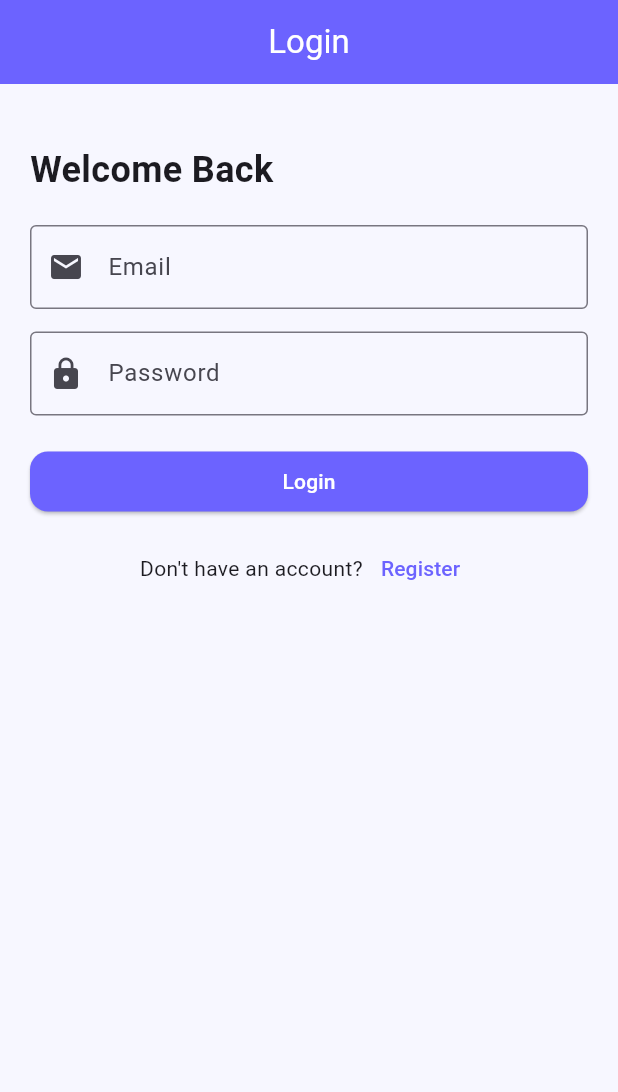
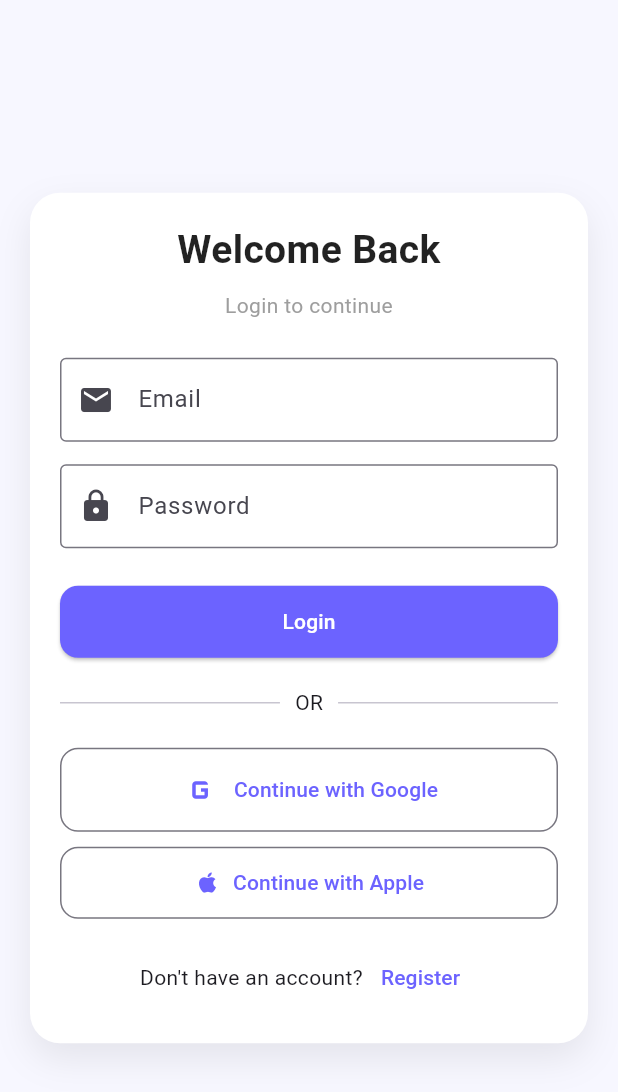
Before and after one commit to InsanNiaCahayaPutri/Implementasi-Wireframe-Part1, a Flutter app: the screen it shows after launch, on a phone screen of 412 x 824 dp. Shown: the top 1092 px of the screen. Run offline on Flutter 3.47's test engine with Material 3 defaults, Android fonts, the phone set to English and light mode, and no system bars; our stand-ins replace fl_chart.

Commit message:
ubah layout login & register sementara

```diff
--- a/money_tracker_insan/lib/screens/login_screen.dart
+++ b/money_tracker_insan/lib/screens/login_screen.dart
@@ -11,28 +11,55 @@ class LoginScreen extends StatelessWidget {
   @override
   Widget build(BuildContext context) {
     return Scaffold(
-      appBar: AppBar(title: const Text("Login"), centerTitle: true),
+      backgroundColor: const Color(0xFFF7F7FF),
 
-      body: Padding(
+      body: Center(
+        child: SingleChildScrollView(
+          child: Padding(
             padding: const EdgeInsets.all(20),
+            child: Container(
+              padding: const EdgeInsets.all(20),
+              decoration: BoxDecoration(
+                color: Colors.white,
+                borderRadius: BorderRadius.circular(20),
+                boxShadow: [
+                  BoxShadow(
+                    color: Colors.black.withOpacity(0.08),
+                    blurRadius: 20,
+                    offset: const Offset(0, 10),
+                  ),
+                ],
+              ),
+
               child: Column(
                 crossAxisAlignment: CrossAxisAlignment.stretch,
                 children: [
-            const SizedBox(height: 20),
+                  const Text(
+                    "Welcome Back",
+                    textAlign: TextAlign.center,
+                    style: TextStyle(
+                      fontSize: 26,
+                      fontWeight: FontWeight.bold,
+                      color: Colors.black87,
+                    ),
+                  ),
+
+                  const SizedBox(height: 8),
 
                   const Text(
-              "Welcome Back",
-              style: TextStyle(fontSize: 24, fontWeight: FontWeight.bold),
+                    "Login to continue",
+                    textAlign: TextAlign.center,
+                    style: TextStyle(color: Colors.grey),
                   ),
 
-            const SizedBox(height: 20),
+                  const SizedBox(height: 25),
 
                   TextField(
                     controller: email,
                     decoration: const InputDecoration(
                       labelText: "Email",
+                      prefixIcon: Icon(Icons.email),
                       border: OutlineInputBorder(),
-                prefixIcon: Icon(Icons.email),
                     ),
                   ),
 
@@ -43,38 +70,93 @@ class LoginScreen extends StatelessWidget {
                     obscureText: true,
                     decoration: const InputDecoration(
                       labelText: "Password",
+                      prefixIcon: Icon(Icons.lock),
                       border: OutlineInputBorder(),
-                prefixIcon: Icon(Icons.lock),
                     ),
                   ),
 
-            const SizedBox(height: 20),
+                  const SizedBox(height: 25),
 
+                  // LOGIN BUTTON
                   SizedBox(
                     width: double.infinity,
                     child: ElevatedButton(
+                      style: ElevatedButton.styleFrom(
+                        backgroundColor: const Color(0xFF6C63FF),
+                        padding: const EdgeInsets.symmetric(vertical: 14),
+                        shape: RoundedRectangleBorder(
+                          borderRadius: BorderRadius.circular(12),
+                        ),
+                      ),
                       onPressed: () {
                         Navigator.pushReplacement(
                           context,
                           MaterialPageRoute(builder: (context) => HomeScreen()),
                         );
                       },
-                child: const Text("Login"),
+                      child: const Text(
+                        "Login",
+                        style: TextStyle(color: Colors.white),
+                      ),
+                    ),
+                  ),
+
+                  const SizedBox(height: 20),
+
+                  // OR
+                  Row(
+                    children: const [
+                      Expanded(child: Divider()),
+                      Padding(
+                        padding: EdgeInsets.symmetric(horizontal: 10),
+                        child: Text("OR"),
+                      ),
+                      Expanded(child: Divider()),
+                    ],
+                  ),
+
+                  const SizedBox(height: 20),
+
+                  OutlinedButton.icon(
+                    onPressed: () {},
+                    icon: const Icon(Icons.g_mobiledata, size: 28),
+                    label: const Text("Continue with Google"),
+                    style: OutlinedButton.styleFrom(
+                      padding: const EdgeInsets.symmetric(vertical: 14),
+                      shape: RoundedRectangleBorder(
+                        borderRadius: BorderRadius.circular(12),
+                      ),
                     ),
                   ),
 
                   const SizedBox(height: 10),
 
+                  OutlinedButton.icon(
+                    onPressed: () {},
+                    icon: const Icon(Icons.apple),
+                    label: const Text("Continue with Apple"),
+                    style: OutlinedButton.styleFrom(
+                      padding: const EdgeInsets.symmetric(vertical: 14),
+                      shape: RoundedRectangleBorder(
+                        borderRadius: BorderRadius.circular(12),
+                      ),
+                    ),
+                  ),
+
+                  const SizedBox(height: 15),
+
+                  // REGISTER
                   Row(
                     mainAxisAlignment: MainAxisAlignment.center,
                     children: [
                       const Text("Don't have an account?"),
-
                       TextButton(
                         onPressed: () {
                           Navigator.push(
                             context,
-                      MaterialPageRoute(builder: (context) => RegisterScreen()),
+                            MaterialPageRoute(
+                              builder: (context) => RegisterScreen(),
+                            ),
                           );
                         },
                         child: const Text("Register"),
@@ -84,6 +166,9 @@ class LoginScreen extends StatelessWidget {
                 ],
               ),
             ),
+          ),
+        ),
+      ),
     );
   }
 }
```
Also changed, not shown: money_tracker_insan/lib/screens/register_screen.dart (+65 -5 lines). Lines whose indentation alone changed are shown as unchanged.
